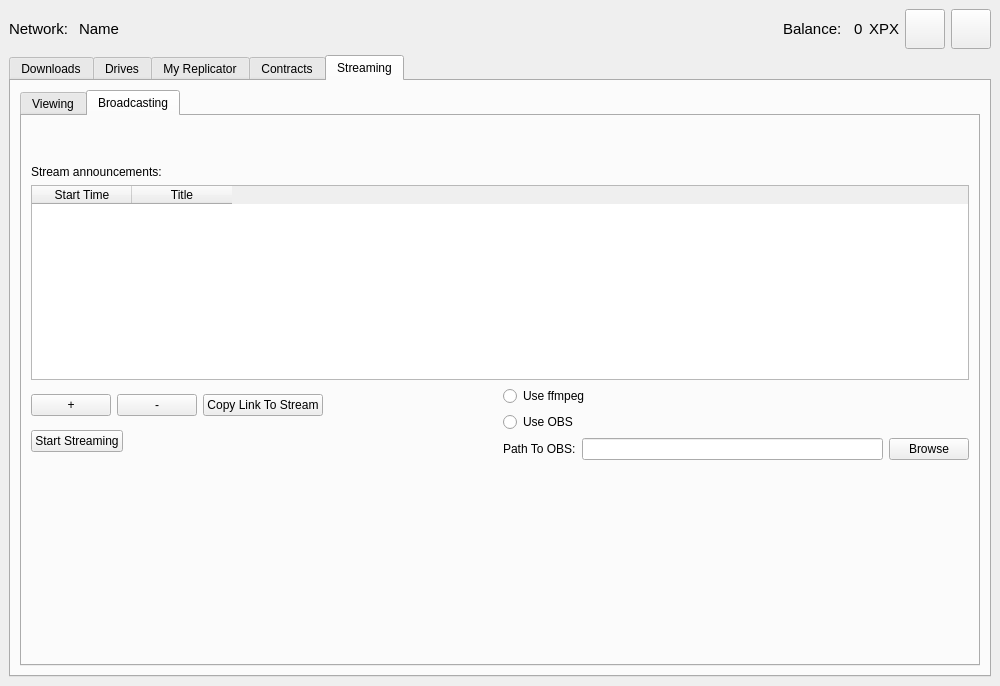
Old version of the form UserApp/mainwin.ui in the repository proximax-storage/cpp-xpx-storage-user-app.
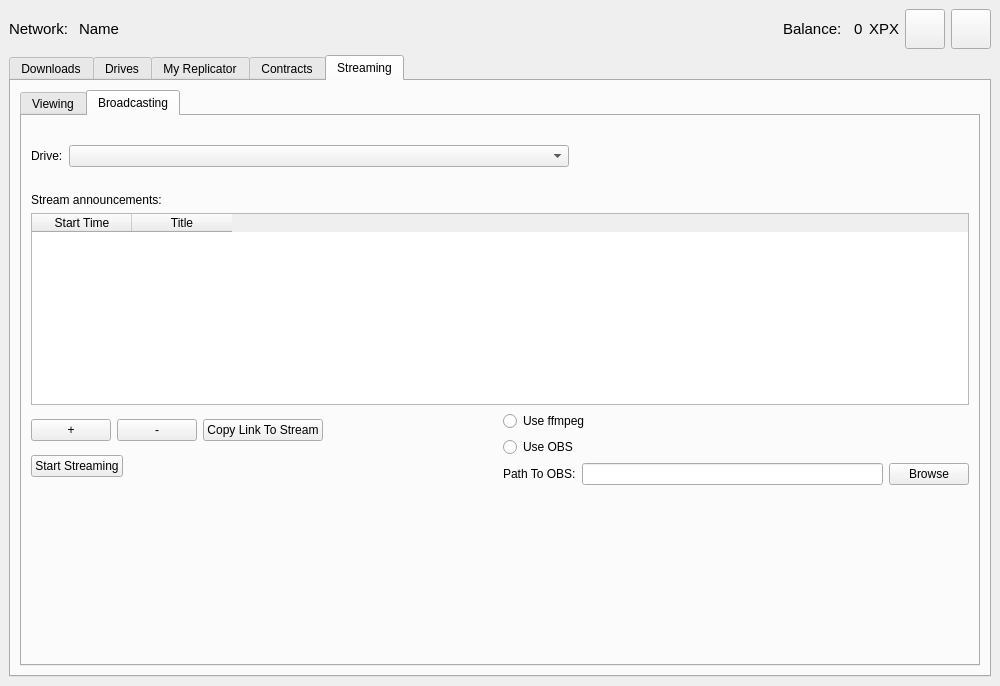
New version of the form. The open tabs and pages were chosen to show the change.

Commit message: driveComboBox removed from AddStreamAnnouncementDialog

Diff of the .ui file:
```diff
--- a/UserApp/mainwin.ui
+++ b/UserApp/mainwin.ui
@@ -1723,6 +1723,40 @@
               </property>
              </spacer>
             </item>
+            <item>
+             <layout class="QHBoxLayout" name="horizontalLayout_20">
+              <item>
+               <widget class="QLabel" name="label_12">
+                <property name="text">
+                 <string>Drive:</string>
+                </property>
+               </widget>
+              </item>
+              <item>
+               <widget class="QComboBox" name="m_streamDriveCBox">
+                <property name="minimumSize">
+                 <size>
+                  <width>500</width>
+                  <height>0</height>
+                 </size>
+                </property>
+               </widget>
+              </item>
+              <item>
+               <spacer name="horizontalSpacer_9">
+                <property name="orientation">
+                 <enum>Qt::Horizontal</enum>
+                </property>
+                <property name="sizeHint" stdset="0">
+                 <size>
+                  <width>40</width>
+                  <height>20</height>
+                 </size>
+                </property>
+               </spacer>
+              </item>
+             </layout>
+            </item>
             <item>
              <spacer name="horizontalSpacer_20">
               <property name="orientation">
```
Left out of the diff: 4 changed lines with no effect on the pictures. The commit also changes 6 other files.
